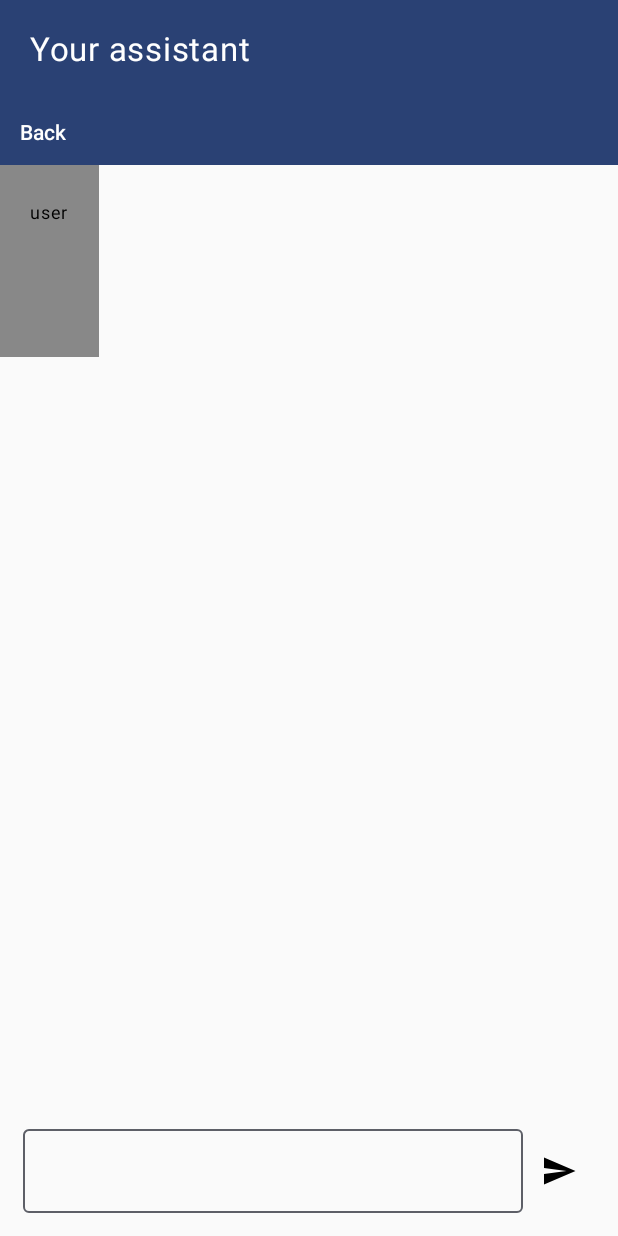
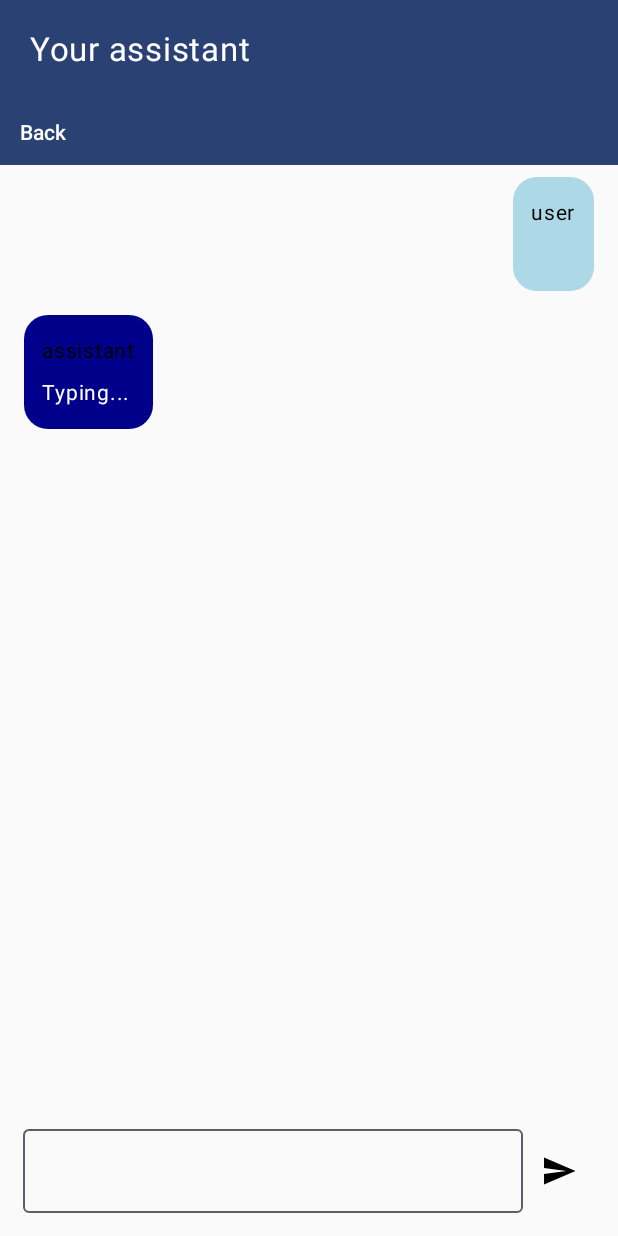
Before and after one commit to Aleksandra-sz/Cardio-App-v1, an Android app built with Jetpack Compose: the ChatScreen screen opened through its navigation route, after a tap on "Send", on a phone screen of 412 x 824 dp. Run offline under Robolectric (Android 15) with nearby library versions, the phone set to English and light mode, and no system bars.

Commit message:
Added interface to chatbot

```diff
--- a/app/src/main/java/com/example/cardioapp/ChatScreen.kt
+++ b/app/src/main/java/com/example/cardioapp/ChatScreen.kt
@@ -12,7 +12,9 @@ import androidx.compose.foundation.layout.padding
 import androidx.compose.foundation.layout.width
 import androidx.compose.foundation.lazy.LazyColumn
 import androidx.compose.foundation.lazy.items
+import androidx.compose.foundation.shape.RoundedCornerShape
 import androidx.compose.material.icons.Icons
+import androidx.compose.material.icons.automirrored.filled.Send
 import androidx.compose.material.icons.filled.Send
 import androidx.compose.material3.Icon
 import androidx.compose.material3.IconButton
@@ -46,8 +48,9 @@ fun ChatScreen(
             .fillMaxSize()
     ) {
         AppHeader(navController)
-        AddMessages(modifier,viewModel.messageList)
-        Spacer(modifier = Modifier.weight(1f))
+        AddMessages(modifier = Modifier
+            .weight(1f),
+            viewModel.messageList)
         InputMess(
             onMessageSend = { message ->
                 messageHistory = viewModel.sendMessage(message)
@@ -58,25 +61,40 @@ fun ChatScreen(
 
 @Composable
 fun AddMessages(modifier: Modifier = Modifier, chatHistory: SnapshotStateList<MessageModel>) {
-    LazyColumn {
-        items(chatHistory){
+    LazyColumn(modifier = modifier) {
+        items(chatHistory){ message ->
+            Row(
+                modifier = Modifier
+                    .fillMaxWidth(),
+                horizontalArrangement = if (message.role == "user") Arrangement.End else Arrangement.Start
+            ) {
                 Column(
-                modifier = Modifier.background(color = Color.Gray),horizontalAlignment = Alignment.End
-            ){
+                    modifier = Modifier
+                        .padding(
+                            start = if (message.role == "assistant") 16.dp else 64.dp,
+                            end = if (message.role == "user") 16.dp else 64.dp,
+                            top = 8.dp,
+                            bottom = 8.dp
+                        )
+                        .background(
+                            color = if (message.role == "user") Color(0xFFADD8E6) else Color(0xFF00008B),
+                            shape = RoundedCornerShape(16.dp)
+                        )
+                        .padding(12.dp),
+                ) {
                     Text(
+                        text = message.role,
+                        color = Color.Black,
+                        fontSize = 14.sp,
                         modifier = Modifier
-                        .padding(20.dp),
-                    text = it.role,
-                    color = Color.Black,
-                    fontSize = 12.sp,
+                            .padding(bottom = 4.dp)
                     )
                     Text(
-                    modifier = Modifier
-                        .padding(20.dp),
-                    text = it.message,
-                    color = Color.Black,
-                    fontSize = 22.sp
+                        text = message.message,
+                        color = Color.White,
+                        fontSize = 14.sp
                     )
+                }
             }
         }
     }
@@ -140,7 +158,7 @@ fun InputMess(onMessageSend: (String) -> Unit) {
             onMessageSend(message)
             message = ""
         }) {
-            Icon(imageVector = Icons.Default.Send, contentDescription = "Send")
+            Icon(imageVector = Icons.AutoMirrored.Filled.Send, contentDescription = "Send")
         }
     }
 }
--- a/app/src/main/java/com/example/cardioapp/ChatViewModel.kt
+++ b/app/src/main/java/com/example/cardioapp/ChatViewModel.kt
@@ -15,6 +15,7 @@ class ChatViewModel: ViewModel() {
 
         Log.i("In ChatViewModel", message)
         messageList.add(MessageModel(role = "user", message = message ))
+        messageList.add((MessageModel(role = "assistant", message = "Typing...")))
         Log.i("In ChatViewModel", messageList.toString())
 
         httpClient.sendPostRequest(messageList, object : ResponseCallback {
@@ -30,6 +31,7 @@ class ChatViewModel: ViewModel() {
                         )
 
                         Log.i("ChatViewModel", "Role: ${messageModel.role}, Content: ${messageModel.message}")
+                        messageList.removeAt(messageList.lastIndex)
                         messageList.add(messageModel)
                     }
                 } catch (e: Exception) {
--- a/app/src/main/java/com/example/cardioapp/HttpClient.kt
+++ b/app/src/main/java/com/example/cardioapp/HttpClient.kt
@@ -13,8 +13,8 @@ interface ResponseCallback {
 
 class LMStudioHttpClient {
     private val client = OkHttpClient.Builder().connectTimeout(30, TimeUnit.SECONDS)
-        .readTimeout(30, TimeUnit.MILLISECONDS)
-        .writeTimeout(30, TimeUnit.MILLISECONDS)
+        .readTimeout(30, TimeUnit.SECONDS)
+        .writeTimeout(30, TimeUnit.SECONDS)
         .build()
 
     fun sendPostRequest(messages: SnapshotStateList<MessageModel>, callback: ResponseCallback) {
```
Lines whose indentation alone changed are shown as unchanged.
